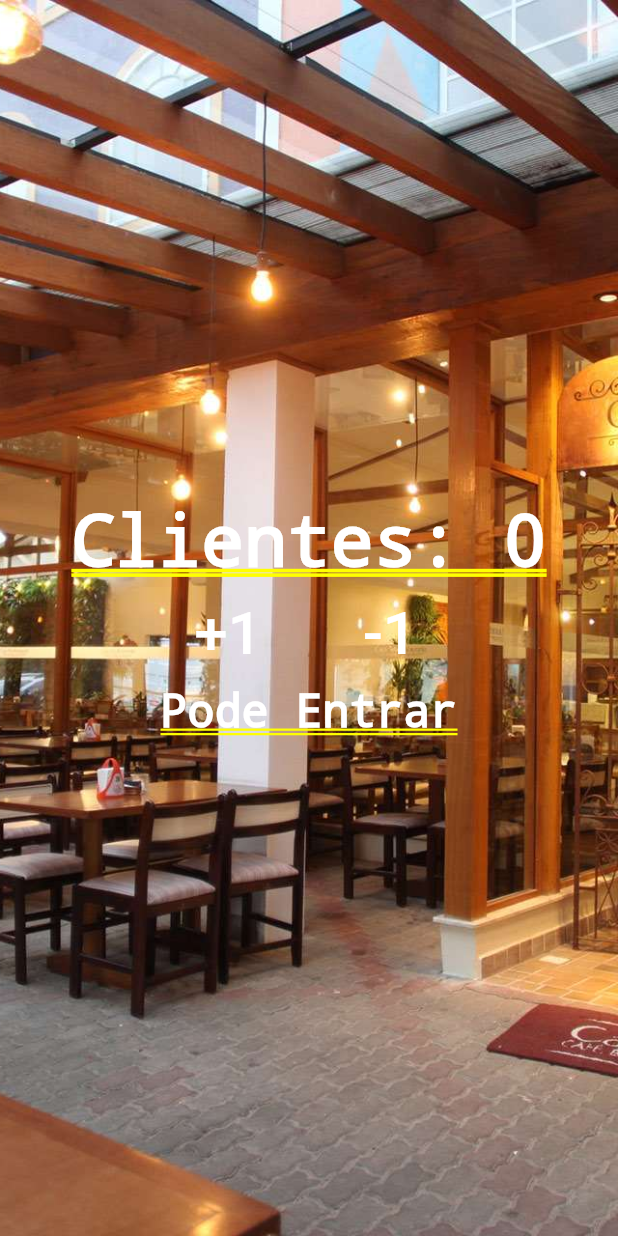
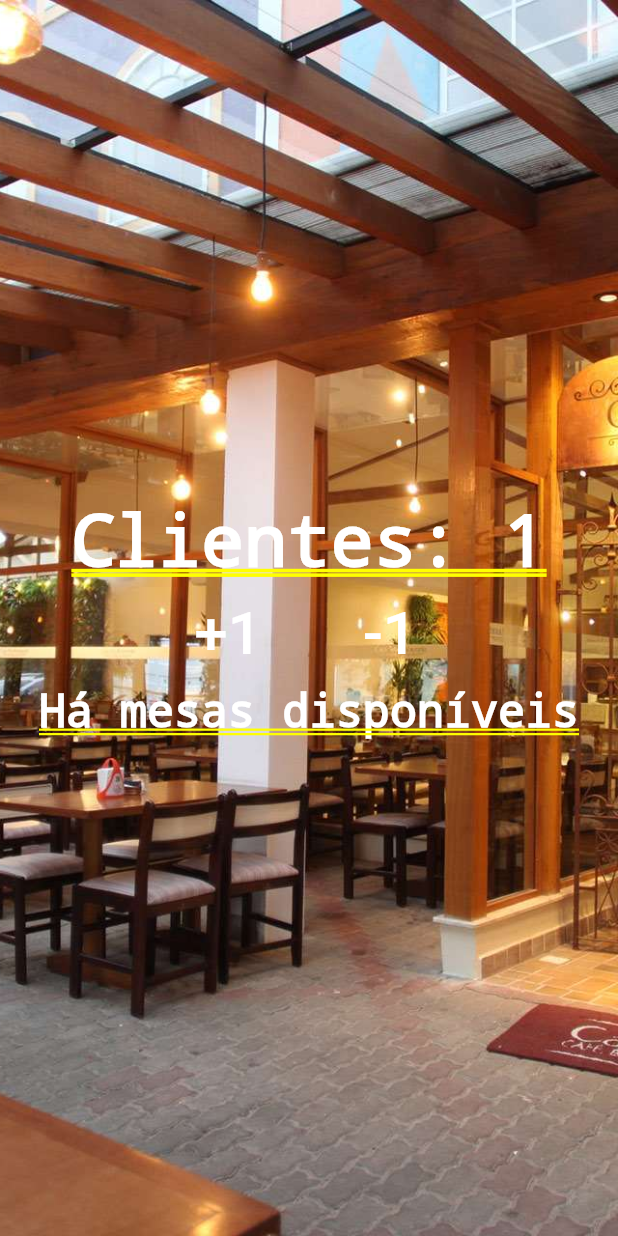
Before and after one commit to rogerpoliver/flutter-people-counter, a Flutter app: the screen it shows after launch, after a tap on "+1", on a phone screen of 412 x 824 dp. Run offline on Flutter 3.47's test engine with Material 2 defaults, Android fonts, the phone set to English and light mode, and no system bars.

```diff
--- a/lib/main.dart
+++ b/lib/main.dart
@@ -1,9 +1,40 @@
+import 'package:flutter/cupertino.dart';
 import 'package:flutter/material.dart';
 
 void main() {
-  runApp(MaterialApp(
-      title: "People Counter",
-      home: Stack(
+  runApp(MaterialApp(title: "People Counter", home: Home()));
+}
+
+class Home extends StatefulWidget {
+  @override
+  _HomeState createState() => _HomeState();
+}
+
+class _HomeState extends State<Home> {
+  int _people = 0;
+  String _infoText = "Há mesas disponíveis";
+
+  void _changePeople(int delta) {
+    setState(() {
+      _people += delta;
+
+      if (_people >= 10) {
+        _infoText = "Não há mesas disponíveis";
+      } else {
+        _infoText = "Há mesas disponíveis";
+      }
+
+      if (_people < 0) {
+        _people = 0;
+      } else if (_people > 10) {
+        _people = 10;
+      }
+    });
+  }
+
+  @override
+  Widget build(BuildContext context) {
+    return Stack(
       children: <Widget>[
         Image.asset(
           "images/background.jpg",
@@ -13,9 +44,10 @@ void main() {
         Column(
           mainAxisAlignment: MainAxisAlignment.center,
           children: <Widget>[
-              Text("Clientes: 0",
-                  style: TextStyle(
-                      color: Colors.white, fontWeight: FontWeight.bold)),
+            Text(
+              "Clientes: $_people",
+              style:
+                  TextStyle(color: Colors.white, fontWeight: FontWeight.bold)),
             Row(
               mainAxisAlignment: MainAxisAlignment.center,
               children: <Widget>[
@@ -26,7 +58,9 @@ void main() {
                       "+1",
                       style: TextStyle(color: Colors.white, fontSize: 40),
                     ),
-                      onPressed: () {},
+                    onPressed: () {
+                      _changePeople(1);
+                    },
                   ),
                 ),
                 Padding(
@@ -36,12 +70,14 @@ void main() {
                       "-1",
                       style: TextStyle(color: Colors.white, fontSize: 40),
                     ),
-                      onPressed: () {},
+                    onPressed: () {
+                      _changePeople(-1);
+                    },
                   ),
                 ),
               ],
             ),
-              Text("Pode Entrar",
+            Text(_infoText,
                 style: TextStyle(
                     color: Colors.white,
                     fontWeight: FontWeight.bold,
@@ -49,5 +85,6 @@ void main() {
           ],
         )
       ],
-      )));
+    );
   }
+}
```
Lines whose indentation alone changed are shown as unchanged.
